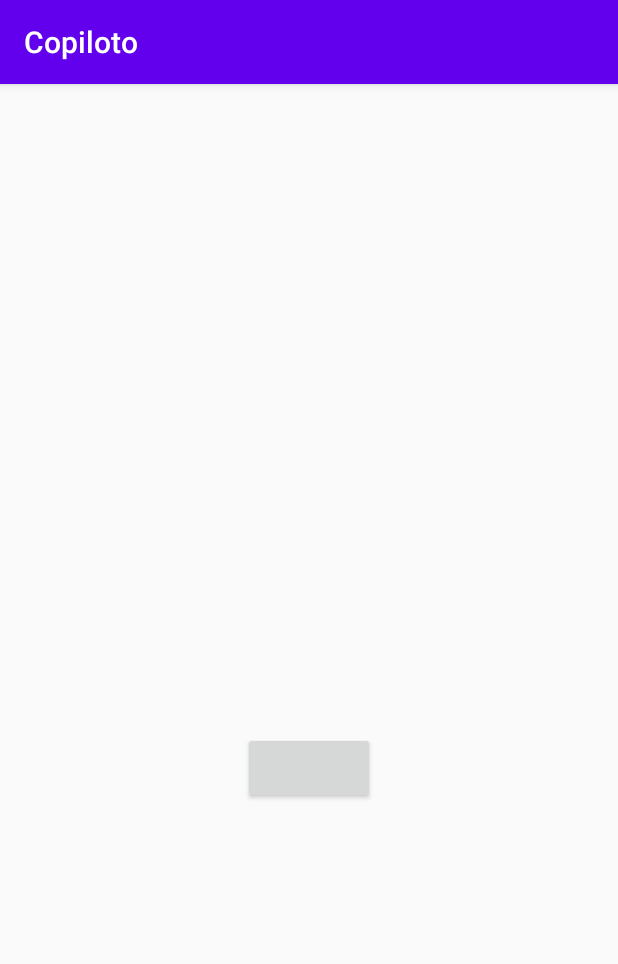
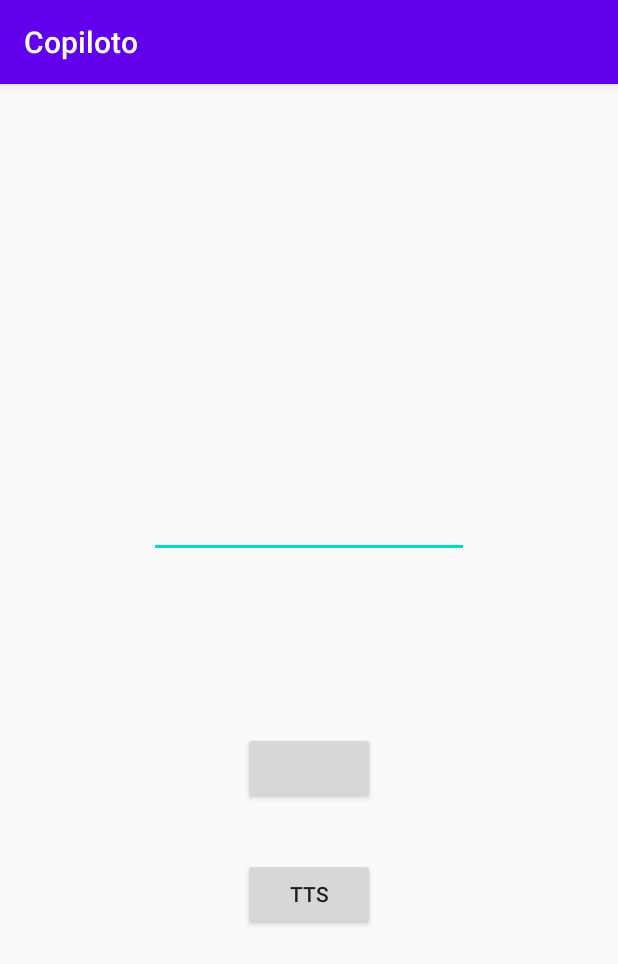
Before and after one commit to arthuregis/copiloto, an Android app: the screen it shows after launch (MainActivity), on a phone screen of 412 x 824 dp. Shown: the top 964 px of the screen. Run offline under Robolectric (Android 15) with nearby library versions, the phone set to English and light mode, and no system bars; our stand-ins replace data binding; 1 statement that could not run was skipped.

Commit message:
Add Text To Speech API to service
Signed-off-by: Arthur Regis <arthur.regis@lge.com>

```diff
--- a/app/src/main/AndroidManifest.xml
+++ b/app/src/main/AndroidManifest.xml
@@ -24,7 +24,7 @@
         </activity>
 
         <service
-            android:name=".service.CameraService"
+            android:name=".service.CopilotoService"
             android:enabled="true"
             android:exported="false"
             android:foregroundServiceType="camera|microphone"/>
--- a/app/src/main/java/br/pizao/copiloto/MainApplication.kt
+++ b/app/src/main/java/br/pizao/copiloto/MainApplication.kt
@@ -1,7 +1,7 @@
 package br.pizao.copiloto
 
 import android.app.Application
-import br.pizao.copiloto.manager.AudioManager
+import br.pizao.copiloto.manager.CopilotoAudioManager
 import br.pizao.copiloto.utils.Preferences
 
 class MainApplication : Application() {
@@ -9,6 +9,6 @@ class MainApplication : Application() {
     override fun onCreate() {
         super.onCreate()
         Preferences.init(this)
-        AudioManager.init(this)
+        CopilotoAudioManager.init(this)
     }
 }
--- a/app/src/main/java/br/pizao/copiloto/activities/MainActivity.kt
+++ b/app/src/main/java/br/pizao/copiloto/activities/MainActivity.kt
@@ -1,8 +1,10 @@
 package br.pizao.copiloto.activities
 
 import android.Manifest
+import android.content.Intent
 import android.content.pm.PackageManager
 import android.os.Bundle
+import android.speech.tts.TextToSpeech
 import android.widget.Toast
 import androidx.appcompat.app.AppCompatActivity
 import androidx.core.app.ActivityCompat
@@ -14,7 +16,9 @@ import br.pizao.copiloto.databinding.MainActivityBinding
 import br.pizao.copiloto.dialog.CameraDialog
 import br.pizao.copiloto.extensions.isCameraServiceRunning
 import br.pizao.copiloto.utils.Preferences
+import br.pizao.copiloto.utils.Preferences.TTS_ENABLED
 import br.pizao.copiloto.viewmodel.MainActivityViewModel
+
 
 class MainActivity : AppCompatActivity() {
 
@@ -41,12 +45,13 @@ class MainActivity : AppCompatActivity() {
             ) == PackageManager.PERMISSION_GRANTED
         ) {
             binding.cameraButton.isEnabled = true
+            checkTTS()
         } else {
             binding.cameraButton.isEnabled = false
             ActivityCompat.requestPermissions(
                 this,
                 arrayOf(Manifest.permission.CAMERA),
-                PERMISSION_CODE_CAMERA
+                CAMERA_PERMISSION_CODE
             )
         }
     }
@@ -67,9 +72,10 @@ class MainActivity : AppCompatActivity() {
     ) {
         super.onRequestPermissionsResult(requestCode, permissions, grantResults)
         when (requestCode) {
-            PERMISSION_CODE_CAMERA -> {
+            CAMERA_PERMISSION_CODE -> {
                 if (grantResults.first() == PackageManager.PERMISSION_GRANTED) {
                     binding.cameraButton.isEnabled = true
+                    checkTTS()
                 } else {
                     Toast.makeText(
                         this,
@@ -77,6 +83,22 @@ class MainActivity : AppCompatActivity() {
                         Toast.LENGTH_LONG
                     ).show()
                     finish()
+                }
+            }
+        }
+    }
+
+    override fun onActivityResult(requestCode: Int, resultCode: Int, data: Intent?) {
+        super.onActivityResult(requestCode, resultCode, data)
+        when (requestCode) {
+            TTS_DATA_CHECK_CODE -> {
+                if (resultCode == TextToSpeech.Engine.CHECK_VOICE_DATA_PASS) {
+                    Preferences.putBoolean(TTS_ENABLED, true)
+                } else {
+                    Intent().apply { action = TextToSpeech.Engine.ACTION_INSTALL_TTS_DATA }.also {
+                        startActivity(it)
+                    }
+                    Preferences.putBoolean(TTS_ENABLED, false)
                 }
             }
         }
@@ -92,8 +114,15 @@ class MainActivity : AppCompatActivity() {
         viewModel.openCameraCompleted()
     }
 
+    private fun checkTTS() {
+        Intent().apply { action = TextToSpeech.Engine.ACTION_CHECK_TTS_DATA }.also {
+            startActivityForResult(it, TTS_DATA_CHECK_CODE)
+        }
+    }
+
     companion object {
-        const val PERMISSION_CODE_CAMERA = 100
         const val CAMERA_DIALOG_TAG = "camera_dialog"
+        const val CAMERA_PERMISSION_CODE = 100
+        const val TTS_DATA_CHECK_CODE = 888
     }
 }
--- a/app/src/main/java/br/pizao/copiloto/extensions/ContextExtensions.kt
+++ b/app/src/main/java/br/pizao/copiloto/extensions/ContextExtensions.kt
@@ -2,13 +2,13 @@ package br.pizao.copiloto.extensions
 
 import android.app.ActivityManager
 import android.content.Context
-import br.pizao.copiloto.service.CameraService
+import br.pizao.copiloto.service.CopilotoService
 
 @Suppress("DEPRECATION")
 fun Context.isCameraServiceRunning(): Boolean {
     val manager = getSystemService(Context.ACTIVITY_SERVICE) as ActivityManager
     for (service in manager.getRunningServices(Integer.MAX_VALUE)) {
-        if (service.service.className == CameraService::class.java.name) {
+        if (service.service.className == CopilotoService::class.java.name) {
             return true
         }
     }
--- a/app/src/main/java/br/pizao/copiloto/utils/Preferences.kt
+++ b/app/src/main/java/br/pizao/copiloto/utils/Preferences.kt
@@ -8,6 +8,7 @@ object Preferences {
 
     const val SHARED_NAME = "br.pizao.copilot.sharedPrefs"
     const val CAMERA_STATUS = "camera_status"
+    const val TTS_ENABLED = "tts_status"
 
     fun init(context: Context) {
         if(!Preferences::sharedPrefs.isInitialized) {
--- a/app/src/main/java/br/pizao/copiloto/viewmodel/MainActivityViewModel.kt
+++ b/app/src/main/java/br/pizao/copiloto/viewmodel/MainActivityViewModel.kt
@@ -7,7 +7,8 @@ import androidx.lifecycle.LiveData
 import androidx.lifecycle.MutableLiveData
 import androidx.lifecycle.Transformations
 import br.pizao.copiloto.R
-import br.pizao.copiloto.service.CameraService
+import br.pizao.copiloto.service.CopilotoService
+import br.pizao.copiloto.service.CopilotoService.Companion.TTS_TEXT_KEY
 import br.pizao.copiloto.utils.Preferences
 import br.pizao.copiloto.utils.Preferences.CAMERA_STATUS
 
@@ -18,11 +19,13 @@ class MainActivityViewModel(application: Application) : AndroidViewModel(applica
     val cameraButtonText: LiveData<Int> =
         Transformations.map(Preferences.booleanLiveData(CAMERA_STATUS)) {
             if (it) {
-                R.string.stop
+                R.string.camera_stop_text
             } else {
-                R.string.start
+                R.string.camera_start_text
             }
         }
+
+    val ttsText = MutableLiveData<String>()
 
     private val _openCameraTrigger = MutableLiveData(false)
     val openCameraTrigger: LiveData<Boolean>
@@ -30,13 +33,22 @@ class MainActivityViewModel(application: Application) : AndroidViewModel(applica
 
     fun onCameraButtonClicked() {
         when (cameraButtonText.value) {
-            R.string.start -> startCamera()
-            R.string.stop -> stopCamera()
+            R.string.camera_start_text -> startCamera()
+            R.string.camera_stop_text -> stopCamera()
         }
     }
 
     fun openCameraCompleted() {
         _openCameraTrigger.value = false
+    }
+
+    fun requestTTSSpeak() {
+        Intent(context, CopilotoService::class.java).apply {
+            action = CopilotoService.TTS_SPEAK_ACTION
+            putExtra(TTS_TEXT_KEY, ttsText.value)
+        }.also {
+            context.startService(it)
+        }
     }
 
     private fun startCamera() {
@@ -45,7 +57,7 @@ class MainActivityViewModel(application: Application) : AndroidViewModel(applica
 
     private fun stopCamera() {
         if (Preferences.getBoolean(CAMERA_STATUS)) {
-            context.stopService(Intent(context, CameraService::class.java))
+            context.stopService(Intent(context, CopilotoService::class.java))
         }
     }
 }
--- a/app/src/main/res/layout/main_activity.xml
+++ b/app/src/main/res/layout/main_activity.xml
@@ -27,6 +27,32 @@
             app:layout_constraintStart_toStartOf="parent"
             app:layout_constraintTop_toTopOf="parent"
             app:layout_constraintVertical_bias="0.6"
-            tools:text="@string/start"/>
+            tools:text="@string/camera_start_text"/>
+
+        <Button
+            android:id="@+id/tts_button"
+            android:layout_width="wrap_content"
+            android:layout_height="wrap_content"
+            android:text="@string/tts_text"
+            android:onClick="@{() -> viewModel.requestTTSSpeak()}"
+            app:layout_constraintBottom_toBottomOf="parent"
+            app:layout_constraintEnd_toEndOf="@+id/camera_button"
+            app:layout_constraintStart_toStartOf="@+id/camera_button"
+            app:layout_constraintTop_toBottomOf="@+id/camera_button"
+            app:layout_constraintVertical_bias="0.15" />
+
+        <EditText
+            android:id="@+id/tts_edit_text"
+            android:layout_width="wrap_content"
+            android:layout_height="wrap_content"
+            android:ems="10"
+            android:gravity="start|top"
+            android:inputType="textMultiLine"
+            android:text="@={viewModel.ttsText}"
+            app:layout_constraintBottom_toTopOf="@+id/camera_button"
+            app:layout_constraintEnd_toEndOf="@+id/camera_button"
+            app:layout_constraintStart_toStartOf="@+id/camera_button"
+            app:layout_constraintTop_toTopOf="parent"
+            app:layout_constraintVertical_bias="0.7" />
     </androidx.constraintlayout.widget.ConstraintLayout>
 </layout>
--- a/app/src/main/res/values/strings.xml
+++ b/app/src/main/res/values/strings.xml
@@ -1,6 +1,9 @@
 <resources>
     <string name="app_name" translatable="false">Copiloto</string>
-    <string name="start">Start</string>
-    <string name="stop">Stop</string>
+    <string name="camera_start_text">Start Camera</string>
+    <string name="camera_stop_text">Stop Camera</string>
     <string name="camera_permission_not_granted">App requires camera permission to work!</string>
+    <string name="tts_pt_not_supported">Portuguese language not available for speech!</string>
+    <string name="tts_init_failed">Voice Assistant failed to initialize</string>
+    <string name="tts_text">TTS</string>
 </resources>
```
Also changed, not shown: app/src/main/java/br/pizao/copiloto/dialog/CameraDialog.kt (+5 -5 lines), app/src/main/java/br/pizao/copiloto/facedetector/FaceDetectorProcessor.kt (+5 -5 lines), app/src/main/java/br/pizao/copiloto/manager/CopilotoAudioManager.kt (renamed from app/src/main/java/br/pizao/copiloto/manager/AudioManager.kt, +17 -8 lines), app/src/main/java/br/pizao/copiloto/service/CopilotoService.kt (renamed from app/src/main/java/br/pizao/copiloto/service/CameraService.kt, +105 -16 lines), 1 other file.
